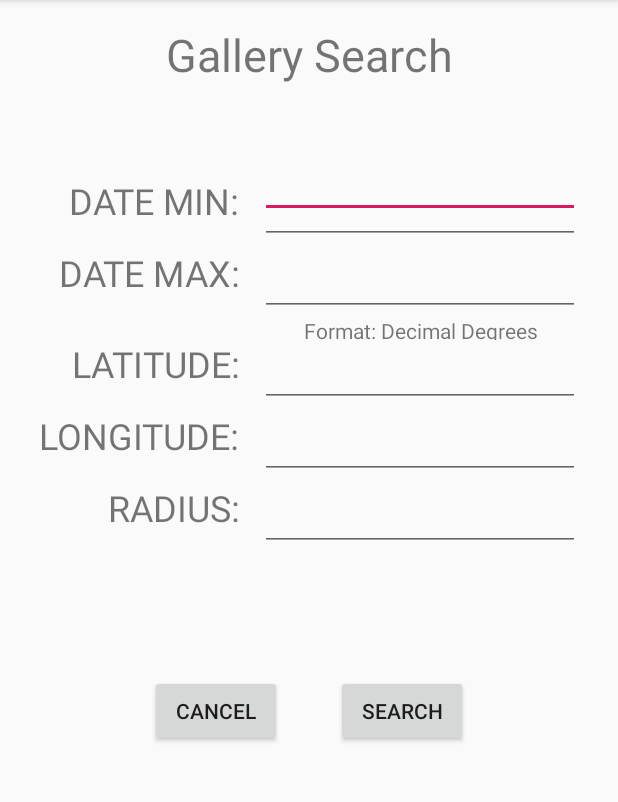
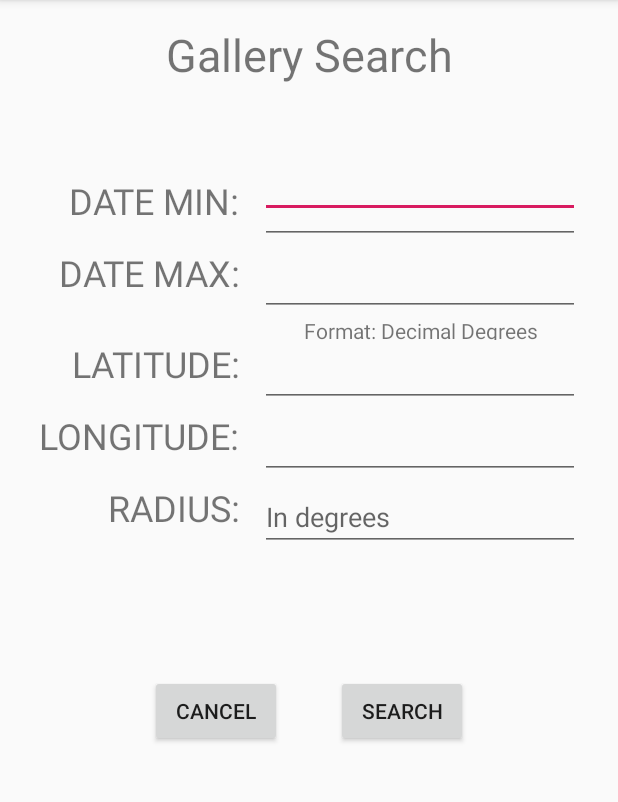
Before and after one commit to jle-santos/Photo-Gallery, an Android app: the searchActivity screen opened directly, with no data from a screen before it, on a phone screen of 412 x 824 dp, the part 84-886 px from its top. Run offline under Robolectric (Android 15) with nearby library versions, the phone set to English and light mode, and no system bars.

```diff
--- a/app/src/main/java/com/example/photogallery/MainActivity.java
+++ b/app/src/main/java/com/example/photogallery/MainActivity.java
@@ -321,7 +321,6 @@ public class MainActivity extends AppCompatActivity {
     // located in android/data/com.example.photogallery/files/pictures
     private File createImageFile() throws IOException {
         // Create an image file name
-
         String timeStamp = new SimpleDateFormat("yyyyMMdd_HHmmss").format(new Date());
         String imageFileName = "JPEG_" + timeStamp + "_";
         File storageDir = getExternalFilesDir(Environment.DIRECTORY_PICTURES);
--- a/app/src/main/res/layout/activity_search.xml
+++ b/app/src/main/res/layout/activity_search.xml
@@ -188,6 +188,7 @@
         android:layout_width="wrap_content"
         android:layout_height="wrap_content"
         android:ems="10"
+        android:hint="In degrees"
         android:inputType="numberSigned"
         app:layout_constraintEnd_toEndOf="@+id/maxDateSearch"
         app:layout_constraintTop_toTopOf="@+id/radText" />
```
